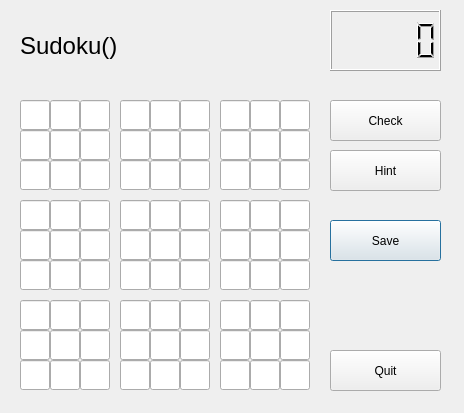
This is Sudoku/sudokugenerationwindow.ui in Akara4ok/Sudoku as Qt 5 draws it before an edit. The edited form follows.
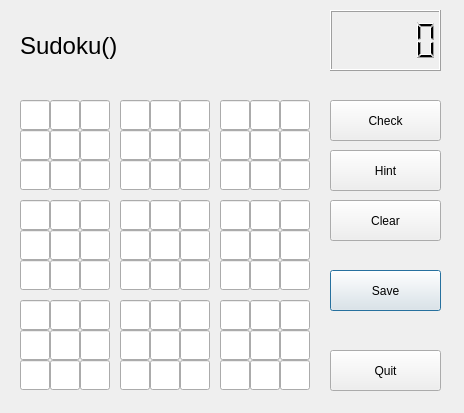
This is the edited form.

Diff of the .ui file:
```diff
--- a/Sudoku/sudokugenerationwindow.ui
+++ b/Sudoku/sudokugenerationwindow.ui
@@ -5315,7 +5315,7 @@
    <property name="geometry">
     <rect>
      <x>330</x>
-     <y>220</y>
+     <y>270</y>
      <width>111</width>
      <height>41</height>
     </rect>
@@ -5373,6 +5373,19 @@
     </rect>
    </property>
   </widget>
+  <widget class="QPushButton" name="pushButton_5">
+   <property name="geometry">
+    <rect>
+     <x>330</x>
+     <y>200</y>
+     <width>111</width>
+     <height>41</height>
+    </rect>
+   </property>
+   <property name="text">
+    <string>Clear</string>
+   </property>
+  </widget>
  </widget>
  <resources/>
  <connections/>
```
Left out of the diff: 3 changed lines with no effect on the pictures.
